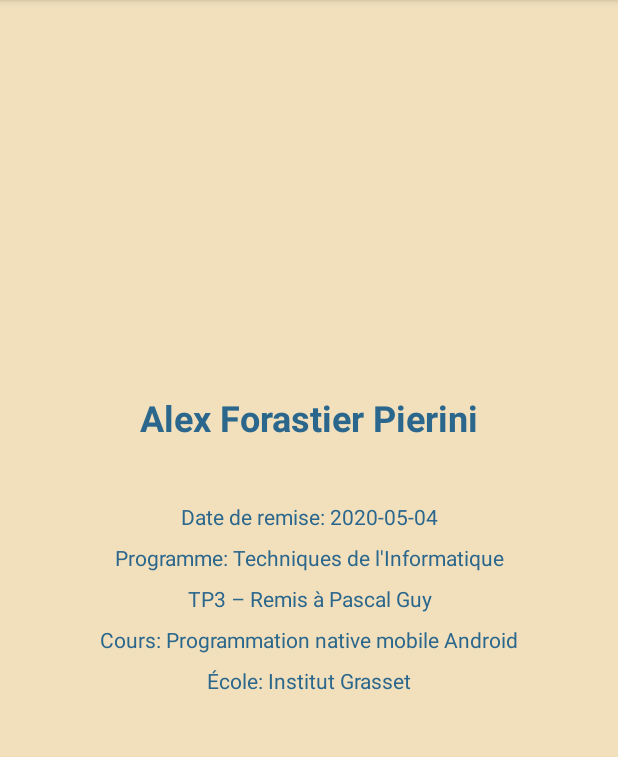
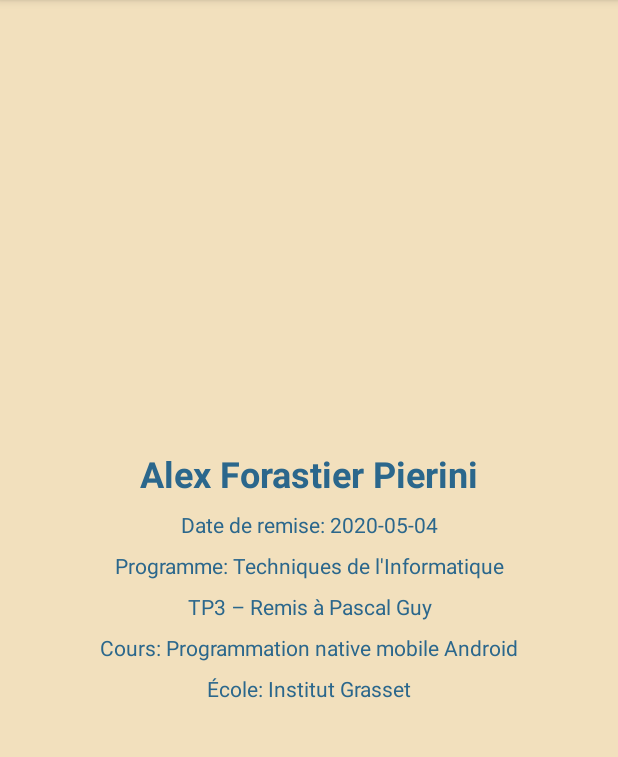
Before and after one commit to lexpierini/Calculatrice_Andriod, an Android app: the screen it shows after launch (MainActivity), on a phone screen of 412 x 824 dp, the part 84-841 px from its top. Run offline under Robolectric (Android 15) with nearby library versions, the phone set to English and light mode, and no system bars.

Commit message:
Adaptation réactive de l'activity_main.

```diff
--- a/app/src/main/res/layout/activity_main.xml
+++ b/app/src/main/res/layout/activity_main.xml
@@ -13,9 +13,8 @@
         android:id="@+id/textView"
         android:layout_width="match_parent"
         android:layout_height="wrap_content"
-        android:layout_marginTop="250dip"
-        android:layout_marginBottom="32dip"
-        android:gravity="center_horizontal|center_vertical"
+        android:layout_weight="0.5"
+        android:gravity="bottom|center_horizontal"
         android:text="@string/Programmeur"
         android:textColor="@color/GreatWave2"
         android:textSize="24sp"
@@ -62,8 +61,15 @@
         android:layout_width="match_parent"
         android:layout_height="wrap_content"
         android:layout_marginTop="8dip"
+        android:layout_weight="0"
         android:gravity="center_horizontal|center_vertical"
         android:text="@string/Ecole"
         android:textColor="@color/GreatWave2" />
 
+    <LinearLayout
+        android:layout_width="match_parent"
+        android:layout_height="wrap_content"
+        android:layout_weight="0.5"
+        android:orientation="vertical"></LinearLayout>
+
 </LinearLayout>
```
